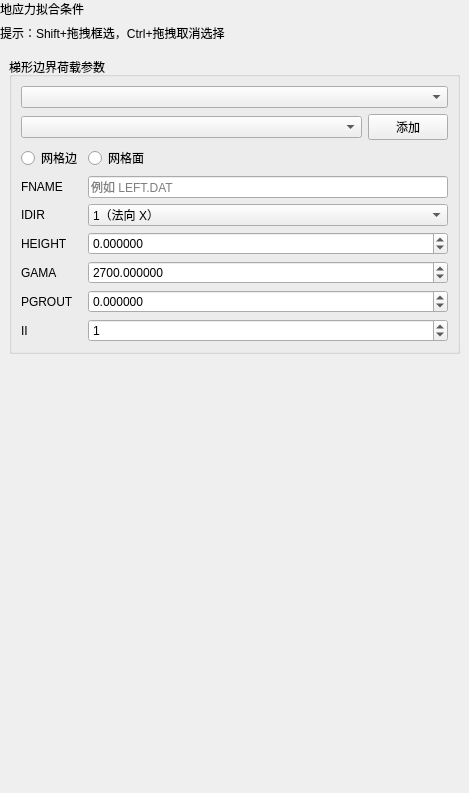
Before: the Qt Designer form plugins/Base_PhysicalField/GeoStressFitFacePage.ui in asd977/base_cae, drawn with Qt 5.
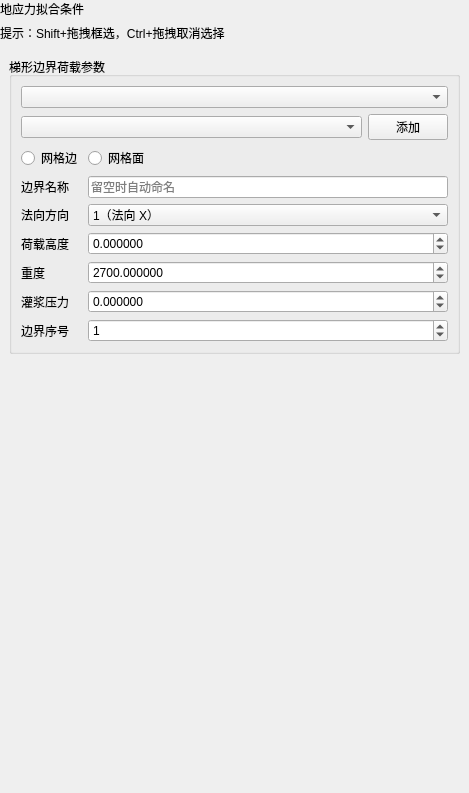
After: the same form once the commit is applied. Custom widgets are drawn as their Qt base class.

```diff
--- a/plugins/Base_PhysicalField/GeoStressFitFacePage.ui
+++ b/plugins/Base_PhysicalField/GeoStressFitFacePage.ui
@@ -64,14 +64,14 @@
          <item row="5" column="0">
           <widget class="QLabel" name="labelHeight">
            <property name="text">
-            <string>HEIGHT</string>
+            <string>荷载高度</string>
            </property>
           </widget>
          </item>
          <item row="8" column="0">
           <widget class="QLabel" name="labelII">
            <property name="text">
-            <string>II</string>
+            <string>边界序号</string>
            </property>
           </widget>
          </item>
@@ -107,7 +107,7 @@
          <item row="3" column="1">
           <widget class="QLineEdit" name="editFname">
            <property name="placeholderText">
-            <string>例如 LEFT.DAT</string>
+            <string>留空时自动命名</string>
            </property>
            <property name="minimumSize">
             <size>
@@ -120,7 +120,7 @@
          <item row="3" column="0">
           <widget class="QLabel" name="labelFname">
            <property name="text">
-            <string>FNAME</string>
+            <string>边界名称</string>
            </property>
           </widget>
          </item>
@@ -146,7 +146,7 @@
          <item row="4" column="0">
           <widget class="QLabel" name="labelIdir">
            <property name="text">
-            <string>IDIR</string>
+            <string>法向方向</string>
            </property>
           </widget>
          </item>
@@ -214,7 +214,7 @@
          <item row="7" column="0">
           <widget class="QLabel" name="labelPgrout">
            <property name="text">
-            <string>PGROUT</string>
+            <string>灌浆压力</string>
            </property>
           </widget>
          </item>
@@ -235,7 +235,7 @@
          <item row="6" column="0">
           <widget class="QLabel" name="labelRou">
            <property name="text">
-            <string>GAMA</string>
+            <string>重度</string>
            </property>
           </widget>
          </item>
```
